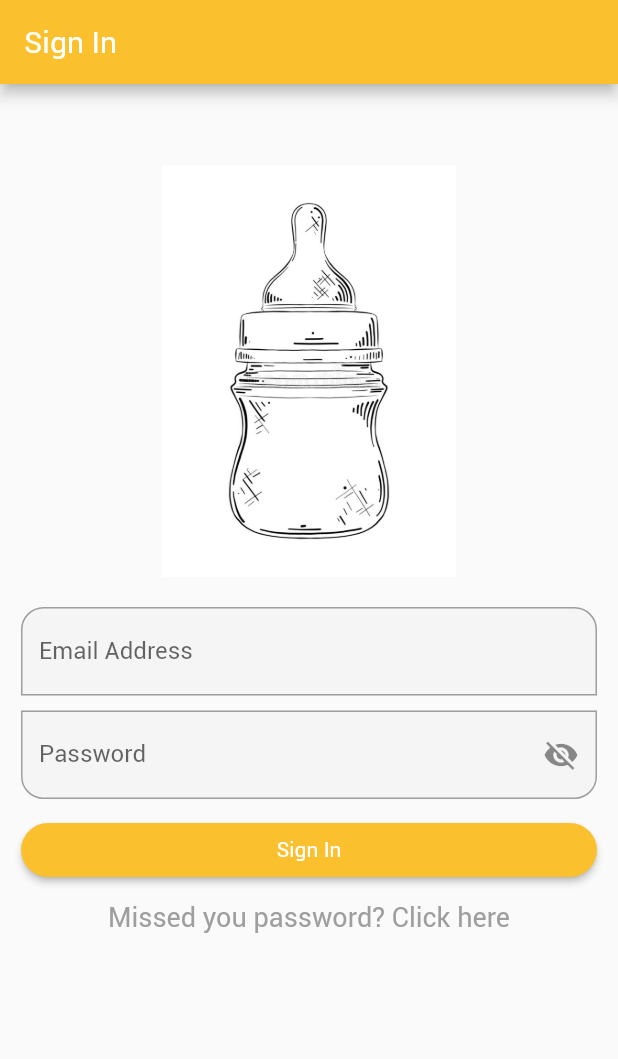
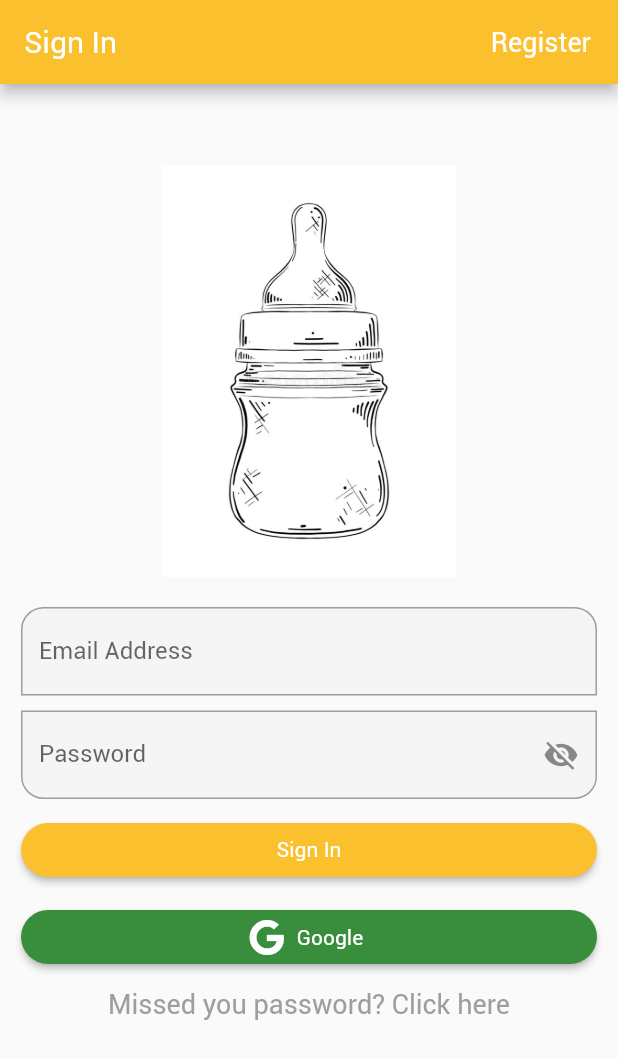
Before and after one commit to bgwissam/timed_feeder, a Flutter app: the screen it shows after launch, on a phone screen of 412 x 824 dp. Shown: the top 1059 px of the screen. Run offline on Flutter 3.47's test engine with Material 2 defaults, Android fonts, the phone set to English and light mode, and no system bars; our stand-ins replace bloc, email_validator, equatable, firebase_auth, firebase_core, flutter_bloc and 2 more; accounts and stored records are empty.

Commit message:
added register bloc

```diff
--- a/lib/fixed/text_styles.dart
+++ b/lib/fixed/text_styles.dart
@@ -8,3 +8,9 @@ const textStyle1 = TextStyle(
   fontSize: 18,
   color: Colors.grey,
 );
+
+const textStyle2 = TextStyle(
+  fontFamily: 'Roboto',
+  fontSize: 18,
+  color: Colors.white,
+);
--- /dev/null
+++ b/lib/presentation/blocs/bloc/register_event.dart
@@ -0,0 +1,35 @@
+part of 'register_bloc.dart';
+
+abstract class RegisterEvent extends Equatable {
+  const RegisterEvent(List props) : super();
+
+  @override
+  List<Object> get props => [];
+}
+
+class EmailChanged extends RegisterEvent {
+  final String email;
+  EmailChanged({required this.email}) : super([email]);
+
+  @override
+  String toString() => 'Email Changed to: $email';
+}
+
+class PasswordChanged extends RegisterEvent {
+  final String password;
+  PasswordChanged({required this.password}) : super([password]);
+
+  @override
+  String toString() => 'Password changed to: $password';
+}
+
+class Submitted extends RegisterEvent {
+  final String email;
+  final String password;
+
+  Submitted({required this.email, required this.password})
+      : super([email, password]);
+
+  @override
+  String toString() => 'Submitted: { email: $email - password: $password }';
+}
--- a/lib/presentation/screens/login_screen.dart
+++ b/lib/presentation/screens/login_screen.dart
@@ -6,6 +6,7 @@ import 'package:timed_feeder/fixed/text_styles.dart';
 import 'package:email_validator/email_validator.dart';
 import 'package:timed_feeder/presentation/blocs/auth_bloc_bloc.dart';
 import 'package:timed_feeder/presentation/blocs/bloc/login_bloc.dart';
+import 'package:timed_feeder/presentation/widgets/buttons.dart';
 import 'package:timed_feeder/presentation/widgets/snack_bar.dart';
 
 class LoginInScreen extends StatefulWidget {
@@ -52,6 +53,12 @@ class _LoginInScreenState extends State<LoginInScreen> {
         appBar: AppBar(
           title: Text(widget.title),
           backgroundColor: Colors.yellow[700],
+          actions: [
+            Padding(
+              padding: const EdgeInsets.only(right: 10),
+              child: RegisterButton(userRepo: _userRepo),
+            )
+          ],
         ),
         body: BlocProvider<LoginBloc>(
           create: (context) => _loginBloc,
@@ -117,8 +124,10 @@ class _LoginInScreenState extends State<LoginInScreen> {
                             borderSide: BorderSide(color: Colors.blue)),
                       ),
                       validator: (_) {
-                        print('the email state: ${state.isEmailValid}');
-                        return !state.isEmailValid! ? 'Invalid Email' : null;
+                        return state.isEmailValid != null &&
+                                !state.isEmailValid!
+                            ? 'Invalid Email'
+                            : null;
                       },
                     ),
                   ),
@@ -156,7 +165,8 @@ class _LoginInScreenState extends State<LoginInScreen> {
                             borderSide: BorderSide(color: Colors.blue)),
                       ),
                       validator: (_) {
-                        return !state.isPasswordValid!
+                        return state.isPasswordValid != null &&
+                                !state.isPasswordValid!
                             ? 'Password not valid'
                             : null;
                       },
@@ -182,6 +192,11 @@ class _LoginInScreenState extends State<LoginInScreen> {
                         child: Text(_constants.signIn),
                       ),
                     ),
+                  ),
+                  Padding(
+                    padding: const EdgeInsets.only(bottom: 10),
+                    child: SizedBox(
+                        width: size.width, child: const GoogleLoginButton()),
                   ),
 
                   //forgot password button
--- /dev/null
+++ b/lib/presentation/widgets/buttons.dart
@@ -0,0 +1,56 @@
+import 'package:flutter/material.dart';
+import 'package:flutter_bloc/flutter_bloc.dart';
+import 'package:font_awesome_flutter/font_awesome_flutter.dart';
+import 'package:timed_feeder/domain/repositories/user_repo.dart';
+import 'package:timed_feeder/fixed/constants.dart';
+import 'package:timed_feeder/fixed/text_styles.dart';
+import 'package:timed_feeder/presentation/blocs/bloc/login_bloc.dart';
+import 'package:timed_feeder/presentation/screens/registration_screen.dart';
+
+class GoogleLoginButton extends StatelessWidget {
+  const GoogleLoginButton({Key? key}) : super(key: key);
+
+  @override
+  Widget build(BuildContext context) {
+    return ElevatedButton.icon(
+      style: ElevatedButton.styleFrom(
+        primary: Colors.green[700],
+        shape: RoundedRectangleBorder(
+          borderRadius: BorderRadius.circular(30),
+        ),
+      ),
+      onPressed: () {
+        BlocProvider.of<LoginBloc>(context)
+            .add(const LoginWithGooglePressed([]));
+      },
+      icon: const Icon(FontAwesomeIcons.google, color: Colors.white),
+      label: Text(
+        'Google',
+      ),
+    );
+  }
+}
+
+class RegisterButton extends StatelessWidget {
+  final UserRepo userRepo;
+
+  RegisterButton({Key? key, required this.userRepo}) : super(key: key);
+
+  final _constants = Constants();
+  @override
+  Widget build(BuildContext context) {
+    return TextButton(
+        onPressed: () async {
+          await Navigator.push(
+            context,
+            MaterialPageRoute(
+              builder: (_) => RegistrationScreen(userRepo: userRepo),
+            ),
+          );
+        },
+        child: Text(
+          _constants.register,
+          style: textStyle2,
+        ));
+  }
+}
--- a/pubspec.yaml
+++ b/pubspec.yaml
@@ -23,6 +23,7 @@ dependencies:
   google_sign_in: ^5.2.3
   equatable: ^2.0.3
   email_validator: ^2.0.1
+  font_awesome_flutter: ^9.2.0
 
   cupertino_icons: ^1.0.2
 
```
Also changed, not shown: lib/presentation/blocs/bloc/login_bloc.dart (+2 -6 lines), lib/presentation/blocs/bloc/register_bloc.dart (added, +47 -0 lines), lib/presentation/blocs/bloc/register_state.dart (added, +100 -0 lines), pubspec.lock.
